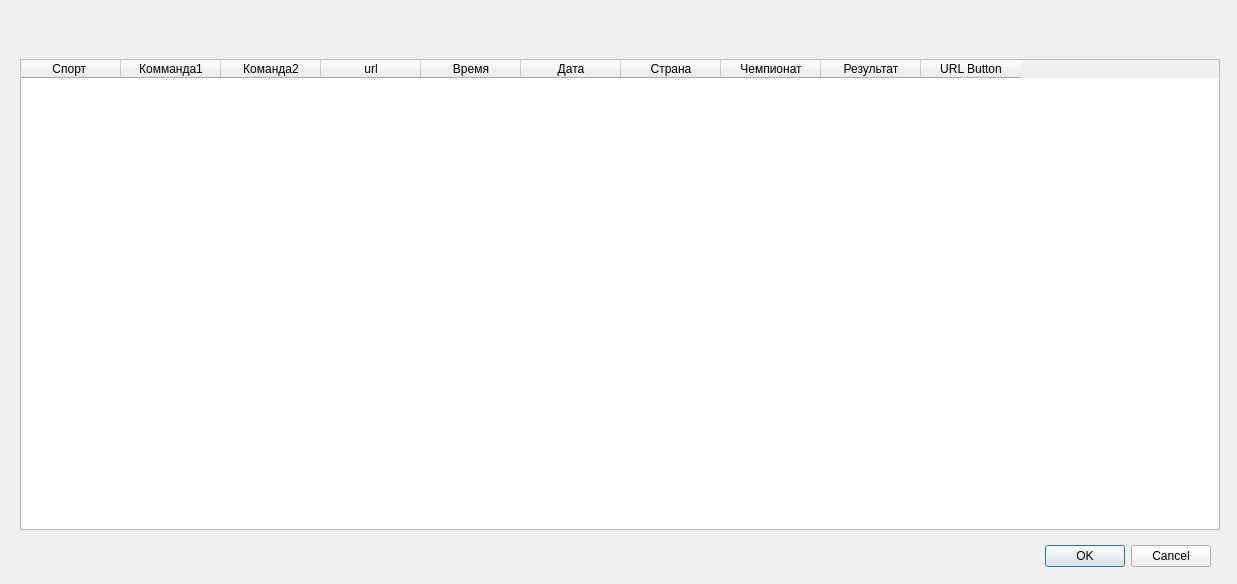
isys35/oddsportal_parser, file untitled.ui: the form before one commit.
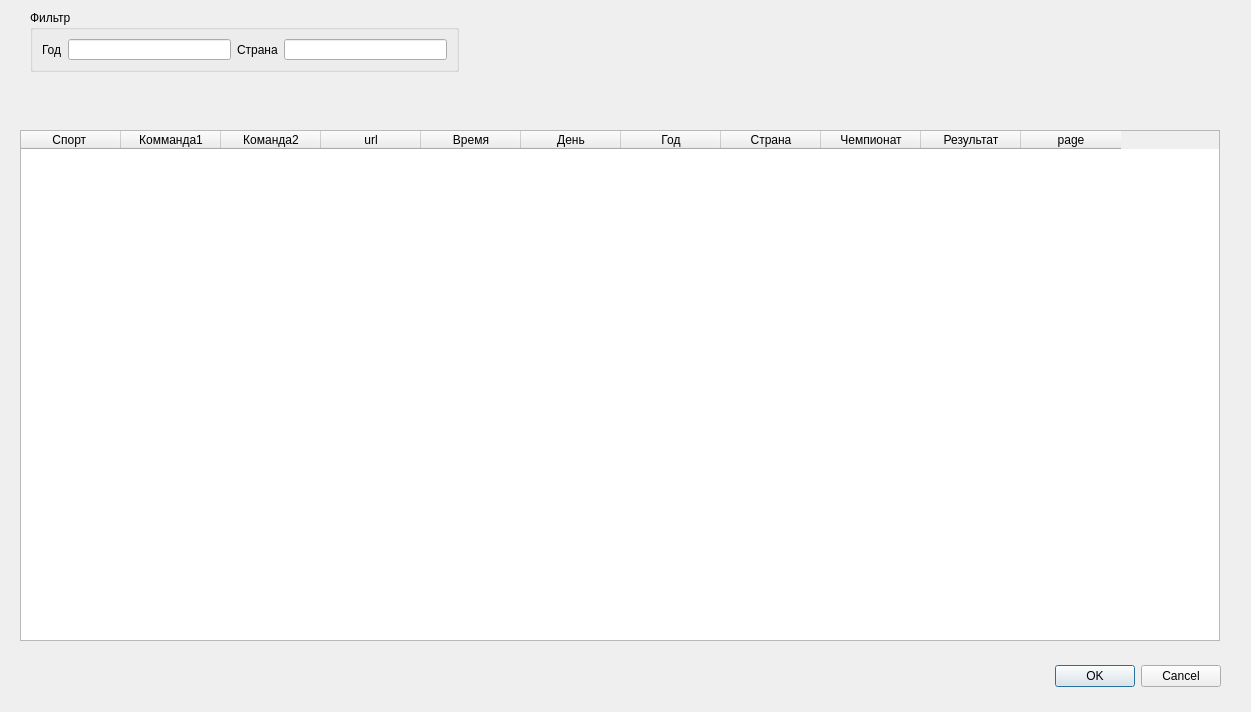
The form after the commit.

Commit message: Обновлённая таблица в диалоговом окне, время получения информации из игры

```diff
--- a/untitled.ui
+++ b/untitled.ui
@@ -6,8 +6,8 @@
    <rect>
     <x>0</x>
     <y>0</y>
-    <width>1237</width>
-    <height>584</height>
+    <width>1251</width>
+    <height>712</height>
    </rect>
   </property>
   <property name="windowTitle">
@@ -19,8 +19,8 @@
   <widget class="QDialogButtonBox" name="buttonBox">
    <property name="geometry">
     <rect>
-     <x>870</x>
-     <y>540</y>
+     <x>880</x>
+     <y>660</y>
      <width>341</width>
      <height>32</height>
     </rect>
@@ -36,9 +36,9 @@
    <property name="geometry">
     <rect>
      <x>20</x>
-     <y>59</y>
+     <y>130</y>
      <width>1200</width>
-     <height>471</height>
+     <height>511</height>
     </rect>
    </property>
    <property name="minimumSize">
@@ -54,11 +54,14 @@
     </size>
    </property>
    <property name="horizontalScrollBarPolicy">
-    <enum>Qt::ScrollBarAlwaysOff</enum>
+    <enum>Qt::ScrollBarAsNeeded</enum>
    </property>
    <property name="sizeAdjustPolicy">
     <enum>QAbstractScrollArea::AdjustToContents</enum>
    </property>
+   <property name="sortingEnabled">
+    <bool>true</bool>
+   </property>
    <column>
     <property name="text">
      <string>Спорт </string>
@@ -86,7 +89,12 @@
    </column>
    <column>
     <property name="text">
-     <string>Дата</string>
+     <string>День</string>
+    </property>
+   </column>
+   <column>
+    <property name="text">
+     <string>Год</string>
     </property>
    </column>
    <column>
@@ -106,10 +114,45 @@
    </column>
    <column>
     <property name="text">
-     <string>URL Button</string>
+     <string>page</string>
     </property>
    </column>
   </widget>
+  <widget class="QGroupBox" name="groupBox">
+   <property name="geometry">
+    <rect>
+     <x>30</x>
+     <y>10</y>
+     <width>429</width>
+     <height>62</height>
+    </rect>
+   </property>
+   <property name="title">
+    <string>Фильтр</string>
+   </property>
+   <layout class="QHBoxLayout" name="horizontalLayout">
+    <item>
+     <widget class="QLabel" name="label">
+      <property name="text">
+       <string>Год</string>
+      </property>
+     </widget>
+    </item>
+    <item>
+     <widget class="QLineEdit" name="lineEdit"/>
+    </item>
+    <item>
+     <widget class="QLabel" name="label_2">
+      <property name="text">
+       <string>Страна</string>
+      </property>
+     </widget>
+    </item>
+    <item>
+     <widget class="QLineEdit" name="lineEdit_2"/>
+    </item>
+   </layout>
+  </widget>
  </widget>
  <resources/>
  <connections>
```
The commit also changes 7 other files.
